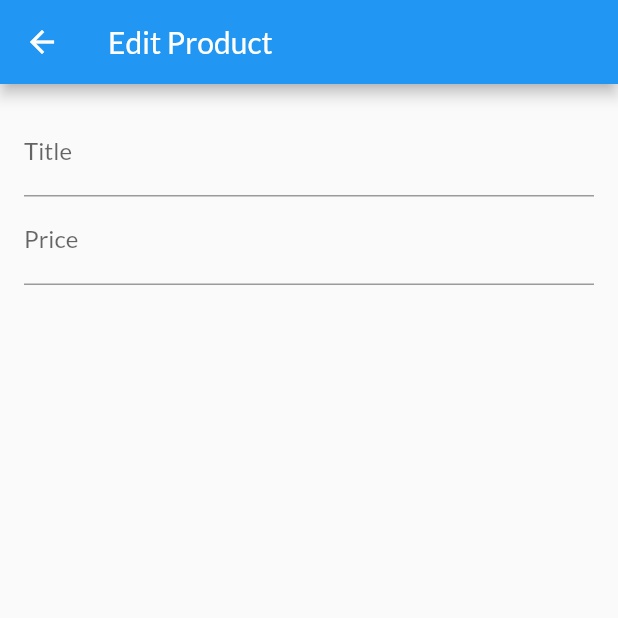
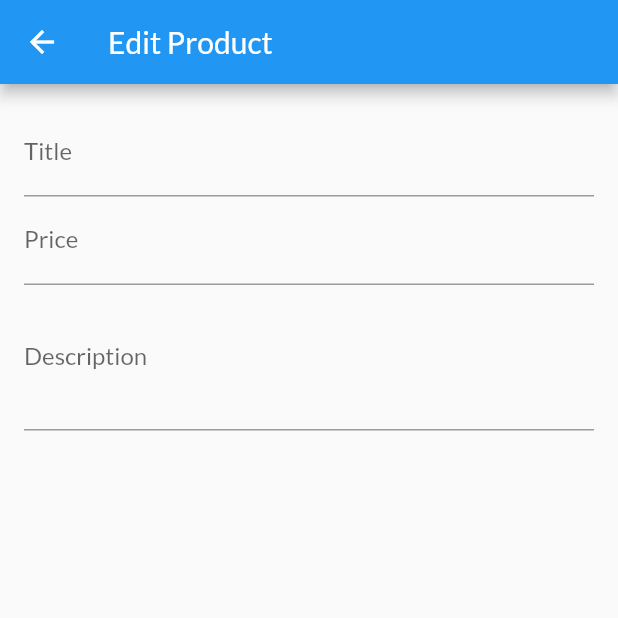
Before and after one commit to yusuf-delvi/myshop_flutter, a Flutter app: the EditProductPage screen opened by its route, on a phone screen of 412 x 824 dp, the top half of it. Run offline on Flutter 3.47's test engine with Material 2 defaults, Android fonts, the phone set to English and light mode, and no system bars; network calls fail.

Commit message:
description input with focus

```diff
--- a/lib/pages/edit_product_page.dart
+++ b/lib/pages/edit_product_page.dart
@@ -11,6 +11,14 @@ class EditProductPage extends StatefulWidget {
 
 class _EditProductPageState extends State<EditProductPage> {
   final _priceFocusNode = FocusNode();
+  final _desriptionFocusNode = FocusNode();
+
+  @override
+  void dispose() {
+    _priceFocusNode.dispose();
+    _desriptionFocusNode.dispose();
+    super.dispose();
+  }
 
   @override
   Widget build(BuildContext context) {
@@ -35,6 +43,15 @@ class _EditProductPageState extends State<EditProductPage> {
                 textInputAction: TextInputAction.next,
                 keyboardType: TextInputType.number,
                 focusNode: _priceFocusNode,
+                onFieldSubmitted: (_) {
+                  FocusScope.of(context).requestFocus(_desriptionFocusNode);
+                },
+              ),
+              TextFormField(
+                decoration: const InputDecoration(label: Text('Description')),
+                maxLines: 3,
+                keyboardType: TextInputType.multiline,
+                focusNode: _desriptionFocusNode,
               ),
             ],
           ),
```
